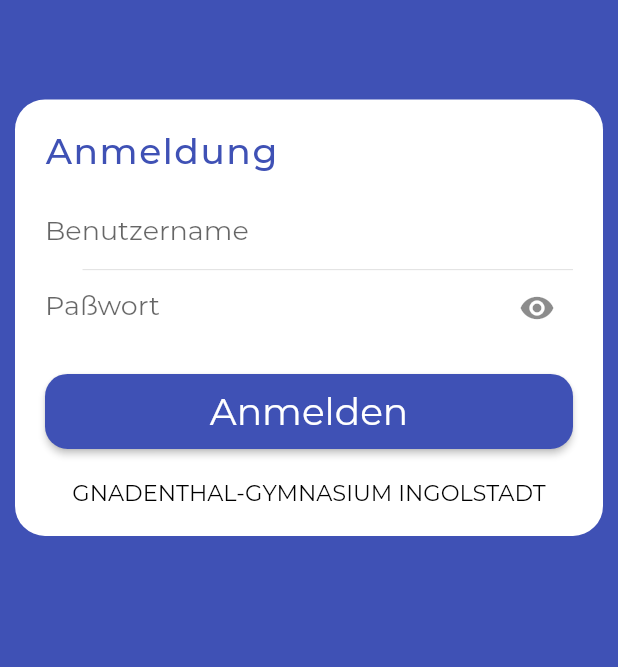
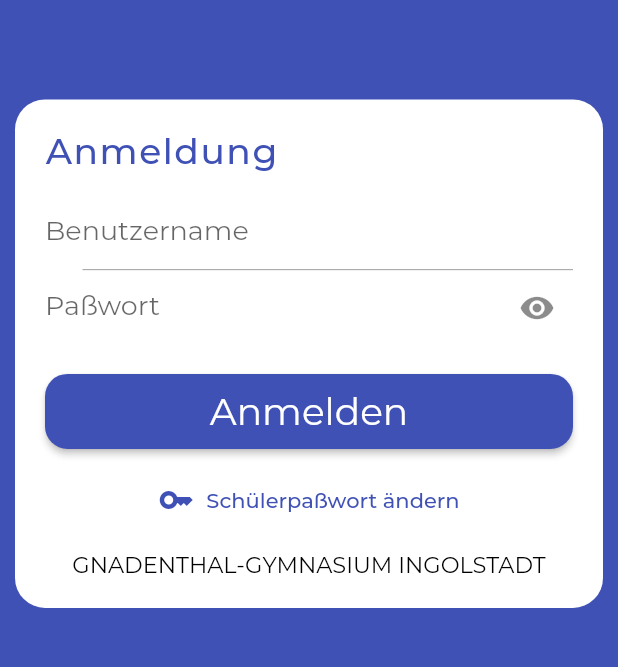
Before and after one commit to lukasengel/schueler_app_manager, a Flutter app: the screen it shows after launch, on a phone screen of 412 x 824 dp, the part 395-1062 px from its top. Run offline on Flutter 3.47's test engine with Material 2 defaults, Android fonts, the phone set to English and light mode, and no system bars; our stand-ins replace file_picker, firebase_auth, firebase_core, firebase_database, firebase_storage, flutter_spinkit and 1 more; accounts and stored records are empty; generated files the repository leaves out were written again; statements that could not run were skipped; project files that could hold a hidden picture were left out.

Commit message:
Password change and bug fixes

```diff
--- a/analysis_options.yaml
+++ b/analysis_options.yaml
@@ -1,5 +1,3 @@
-include: package:flutter_lints/flutter.yaml
-
 linter:
   rules:
     prefer_single_quotes: false
--- a/lib/main.dart
+++ b/lib/main.dart
@@ -14,7 +14,6 @@ void main() async {
   await Firebase.initializeApp(
     options: FirebaseOptions.fromMap(firebaseOptions),
   );
-  //TODO: Password change
   await Get.put(Authentication());
   runApp(const MyApp());
 }
--- a/lib/pages/login_page/login_page.dart
+++ b/lib/pages/login_page/login_page.dart
@@ -159,7 +159,14 @@ class LoginPage extends StatelessWidget {
                                   ),
                                 ),
                               ),
-                              const SizedBox(height: 20),
+                              Padding(
+                                padding: const EdgeInsets.symmetric(vertical: 10),
+                                child: TextButton.icon(
+                                  onPressed: controller.onPressedChangePassword,
+                                  label: Text("login/change_password".tr),
+                                  icon: Icon(Icons.key),
+                                ),
+                              ),
                             ],
                           ),
                         ),
--- a/lib/theme.dart
+++ b/lib/theme.dart
@@ -1,7 +1,7 @@
 import 'package:flutter/material.dart';
 
 const primaryColor = Colors.indigo;
-const primaryColorDark = Colors.lightBlue;
+const primaryColorDark = Colors.indigoAccent;
 
 /*
 PRIMARY:            AppBar, Buttons, Switches
@@ -25,6 +25,7 @@ class AppTheme {
       secondary: primaryColor,
       tertiary: Colors.white,
     ),
+    dividerColor: Colors.grey,
     indicatorColor: Colors.white,
     toggleableActiveColor: primaryColor,
     appBarTheme: const AppBarTheme(
--- a/lib/translations.dart
+++ b/lib/translations.dart
@@ -8,6 +8,8 @@ const translationKeys = {
     "login/login_button": "Anmelden",
     "login/errors/empty_credentials":
         "Bitte Nutzernamen und Passwort eingeben.",
+    "login/change_password":"Schülerpaßwort ändern",
+    "login/change_password_success":"Schülerpaßwort erfolgreich geändert.",
 
     "home/school_life": "Schulleben",
     "home/teachers": "Lehrer",
@@ -43,6 +45,18 @@ const translationKeys = {
     "dialogs/1/textField1": "Titel",
     "dialogs/1/textField2": "Inhalt",
     "dialogs/1/action": "Versenden",
+    "dialogs/2/title": "Zugriff bestätigen",
+    "dialogs/2/textField1": "Administratorkonto",
+    "dialogs/2/textField2": "Paßwort",
+    "dialogs/2/action": "Weiter",
+    "dialogs/3/title": "Alte Zugangsdaten",
+    "dialogs/3/textField1": "Benutzername",
+    "dialogs/3/textField2": "Paßwort",
+    "dialogs/3/action": "Weiter",
+    "dialogs/4/title": "Neues Paßwort",
+    "dialogs/4/textField1": "Paßwort",
+    "dialogs/4/textField2": "Paßwort bestätigen",
+    "dialogs/4/action": "Ändern",
 
     "edit_page/add_item": "Element hinzufügen",
     "edit_page/edit_item": "Element bearbeiten",
--- a/lib/widgets/input_dialog.dart
+++ b/lib/widgets/input_dialog.dart
@@ -3,7 +3,13 @@ import 'package:get/get.dart';
 
 import '../models/teacher.dart';
 
-enum InputType { TEACHER, BROADCAST }
+enum InputType {
+  TEACHER,
+  BROADCAST,
+  ADMIN_PASSWORD,
+  OLD_PASSWORD,
+  NEW_PASSWORT
+}
 
 Future<dynamic> showInputDialog(InputType type, {Teacher? teacher}) async {
   final controller1 = TextEditingController();
@@ -13,6 +19,12 @@ Future<dynamic> showInputDialog(InputType type, {Teacher? teacher}) async {
   focus.requestFocus();
   bool edit = false;
 
+  RxBool valid = (type != InputType.NEW_PASSWORT).obs;
+
+  void validate(_) {
+    valid.value = controller1.text == controller2.text;
+  }
+
   if (teacher != null) {
     controller1.text = teacher.abbreviation;
     controller2.text = teacher.name;
@@ -20,8 +32,8 @@ Future<dynamic> showInputDialog(InputType type, {Teacher? teacher}) async {
   }
 
   void submit() => Get.back(result: {
-        "1": controller1.text,
-        "2": controller2.text,
+        "1": controller1.text.trim(),
+        "2": controller2.text.trim(),
         "cancel": false,
       });
 
@@ -40,6 +52,7 @@ Future<dynamic> showInputDialog(InputType type, {Teacher? teacher}) async {
           children: [
             TextField(
               controller: controller1,
+              onChanged: type == InputType.NEW_PASSWORT ? validate : null,
               focusNode: focus,
               decoration: InputDecoration(
                 hintText: "dialogs/$index/textField1".tr,
@@ -49,6 +62,8 @@ Future<dynamic> showInputDialog(InputType type, {Teacher? teacher}) async {
             SizedBox(height: 10),
             TextField(
               controller: controller2,
+              onChanged: type == InputType.NEW_PASSWORT ? validate : null,
+              obscureText: type == InputType.ADMIN_PASSWORD,
               decoration: InputDecoration(
                 hintText: "dialogs/$index/textField2".tr,
               ),
@@ -61,9 +76,11 @@ Future<dynamic> showInputDialog(InputType type, {Teacher? teacher}) async {
             onPressed: Get.back,
             child: Text("dialogs/cancel".tr.toUpperCase()),
           ),
-          TextButton(
-            onPressed: submit,
-            child: Text("dialogs/$index/action".tr.toUpperCase()),
+          Obx(
+            () => TextButton(
+              onPressed: valid.value ? submit : null,
+              child: Text("dialogs/$index/action".tr.toUpperCase()),
+            ),
           ),
         ],
       ),
--- a/lib/widgets/waiting_dialog.dart
+++ b/lib/widgets/waiting_dialog.dart
@@ -9,8 +9,8 @@ ThemeData get _getTheme {
   );
 }
 
-Future<bool> showWaitingDialog() async {
-  final input = await Get.dialog(
+void showWaitingDialog() {
+  Get.dialog(
     Theme(
       data: _getTheme,
       child: AlertDialog(
@@ -28,5 +28,4 @@ Future<bool> showWaitingDialog() async {
       ),
     ),
   );
-  return input ?? false;
 }
```
Also changed, not shown: lib/controllers/authentication.dart (+14 -2 lines), lib/controllers/web_data.dart (+11 -1 lines), lib/pages/edit_page/edit_page_controller.dart (+4 -3 lines), lib/pages/login_page/login_page_controller.dart (+45 -2 lines), lib/pages/home_page/home_page_controller.dart (line endings or trailing spaces), 2 other files.
